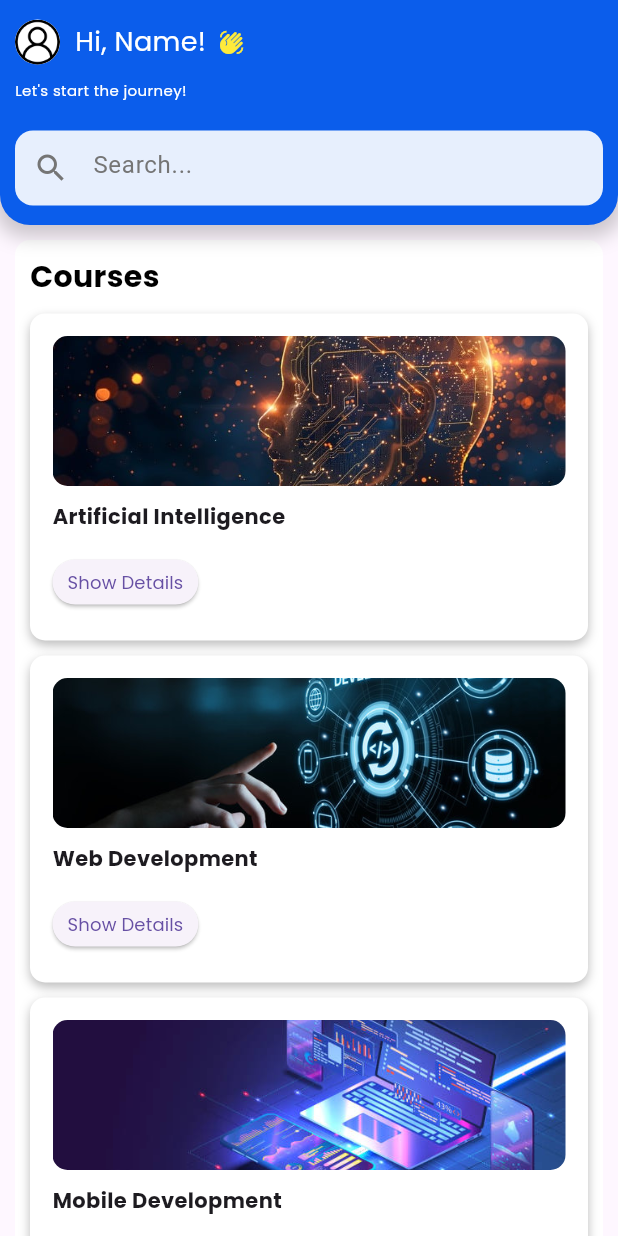
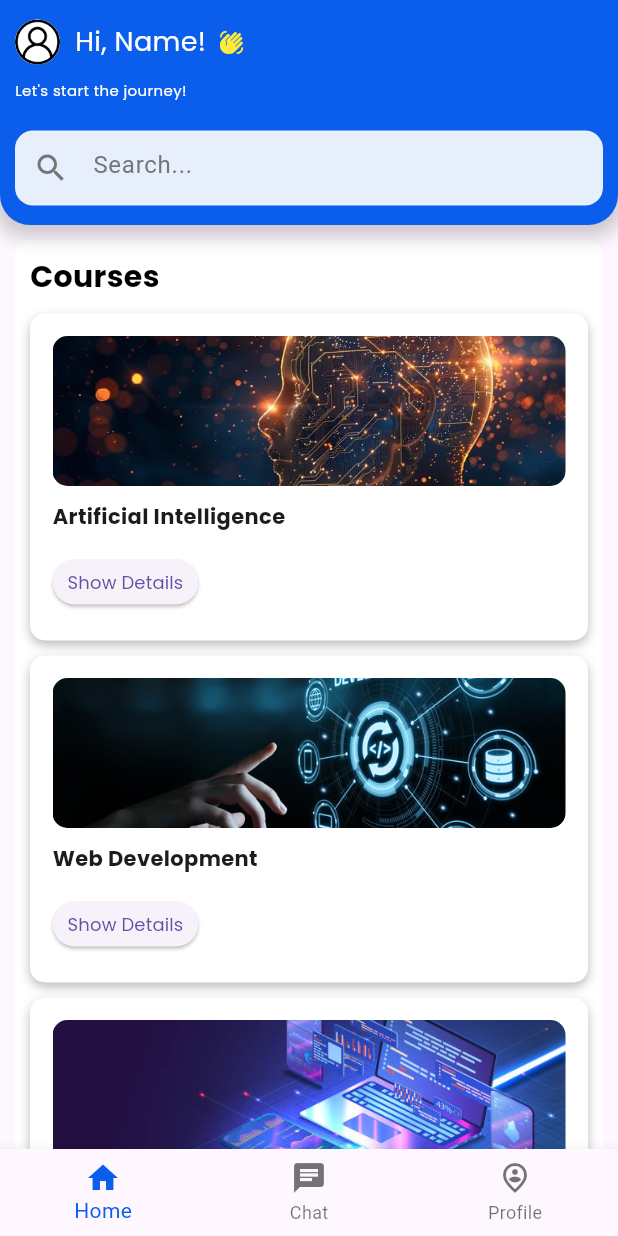
Before and after one commit to JuliaJosephh/E-Learning-App, a Flutter app: the screen it shows after launch, after a tap on "Sign in", on a phone screen of 412 x 824 dp. Run offline on Flutter 3.47's test engine with Material 3 defaults, Android fonts, the phone set to English and light mode, and no system bars; our stand-ins replace google_fonts.

Commit message:
Navigation Bar & pages

```diff
--- a/lib/Tracks/TracksChapters.dart
+++ b/lib/Tracks/TracksChapters.dart
@@ -16,10 +16,11 @@ import 'package:sessiontask/screens/MobilePages/FlutterBasicsPage.dart';
 
 // Define the chapters for each course with specific pages
 final List<Map<String, dynamic>> aiChapters = [
-  {'index': 1, 'title': 'Python', 'isLocked': false, 'Page': PythonPage()},
+  {'index': 1, 'title': 'Python Basics', 'isLocked': false, 'Page': PythonPage()},
   {'index': 2, 'title': 'Python libraries: Pandas', 'isLocked': true, 'Page': PandasPage()},
   {'index': 3, 'title': 'Python libraries: NumPy', 'isLocked': true, 'Page': NumPyPage()},
   {'index': 4, 'title': 'Machine Learning', 'isLocked': true, 'Page': MachineLearningPage()},
+
 ];
 
 final List<Map<String, dynamic>> webDevChapters = [
--- a/lib/screens/homePage.dart
+++ b/lib/screens/homePage.dart
@@ -1,6 +1,10 @@
+// ignore_for_file: prefer_const_literals_to_create_immutables, prefer_const_constructors, non_constant_identifier_names, prefer_typing_uninitialized_variables
+
 import 'package:flutter/material.dart';
 import 'package:sessiontask/constants/constants.dart';
+import 'package:sessiontask/widgets/BuildChat.dart';
 import 'package:sessiontask/widgets/BuildCoursePage.dart';
+import 'package:sessiontask/widgets/BuildProfile.dart';
 
 class HomeScreen extends StatefulWidget {
   const HomeScreen({super.key});
@@ -10,8 +14,18 @@ class HomeScreen extends StatefulWidget {
 }
 
 class _HomeScreenState extends State<HomeScreen> {
+  int selected_index = 0;
+
   @override
   Widget build(BuildContext context) {
+    var page_selected;
+    if (selected_index == 0) {
+      page_selected = BuildCoursePage(context);
+    } else if (selected_index == 1) {
+      page_selected = BuildChat(context);
+    } else {
+      page_selected = BuildProfile(context);
+    }
     return MaterialApp(
       home: Scaffold(
         appBar: PreferredSize(
@@ -92,13 +106,28 @@ class _HomeScreenState extends State<HomeScreen> {
             ),
           ),
         ),
+        bottomNavigationBar: BottomNavigationBar(
+            currentIndex: selected_index,
+            selectedItemColor: backgroundColor,
+            onTap: (value) {
+              setState(() {
+                selected_index = value;
+              });
+            },
+            items: [
+              BottomNavigationBarItem(label: "Home", icon: Icon(Icons.home)),
+              BottomNavigationBarItem(label: "Chat", icon: Icon(Icons.chat)),
+              BottomNavigationBarItem(
+                  label: "Profile",
+                  icon: Icon(Icons.person_pin_circle_outlined)),
+            ]),
         body: SingleChildScrollView(
           child: Padding(
             padding: const EdgeInsets.all(10.0),
             child: Column(
               crossAxisAlignment: CrossAxisAlignment.start,
               children: [
-                BuildCoursePage(context),
+                page_selected,
               ],
             ),
           ),
--- /dev/null
+++ b/lib/widgets/BuildChat.dart
@@ -0,0 +1,15 @@
+import 'package:flutter/material.dart';
+
+  Widget BuildChat(BuildContext context) {
+    return Scaffold(
+      appBar: AppBar(
+        title: const Text('Chat'),
+      ),
+      body: const Center(
+        child: Text(
+          'Welcome to the Chat page!',
+          style: TextStyle(fontSize: 24),
+        ),
+      ),
+    );
+  }
--- /dev/null
+++ b/lib/widgets/BuildProfile.dart
@@ -0,0 +1,16 @@
+import 'package:flutter/material.dart';
+
+  @override
+  Widget BuildProfile(BuildContext context) {
+    return Scaffold(
+      appBar: AppBar(
+        title: const Text('Profile'),
+      ),
+      body: const Center(
+        child: Text(
+          'Welcome to the Profile page!',
+          style: TextStyle(fontSize: 24),
+        ),
+      ),
+    );
+  }
```
Also changed, not shown: lib/screens/AIPages/MachineLearningPage.dart (+5 -6 lines), lib/screens/AIPages/NumpyPage.dart (+5 -6 lines), lib/screens/AIPages/PandasPage.dart (+5 -6 lines), lib/screens/AIPages/PythonPage.dart (+5 -6 lines), lib/screens/MobilePages/BuildingAndroidAppsPage.dart (+6 -6 lines), lib/screens/MobilePages/DartProgrammingPage.dart (+4 -3 lines), lib/screens/MobilePages/FlutterBasicsPage.dart (+4 -3 lines), lib/screens/WebPages/FrontEndPage.dart (+4 -3 lines), lib/screens/WebPages/HtmlCSSPage.dart (+4 -3 lines), lib/screens/WebPages/JavaScript.dart (+4 -3 lines), lib/screens/WebPages/backEndPage.dart (+4 -3 lines).
